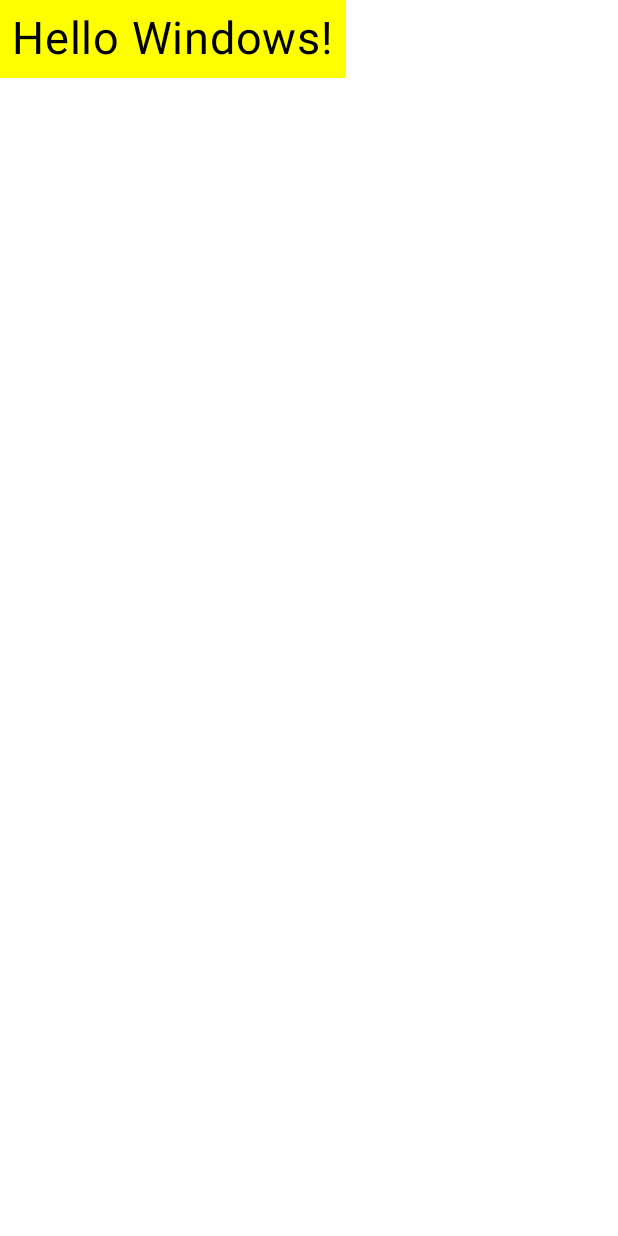
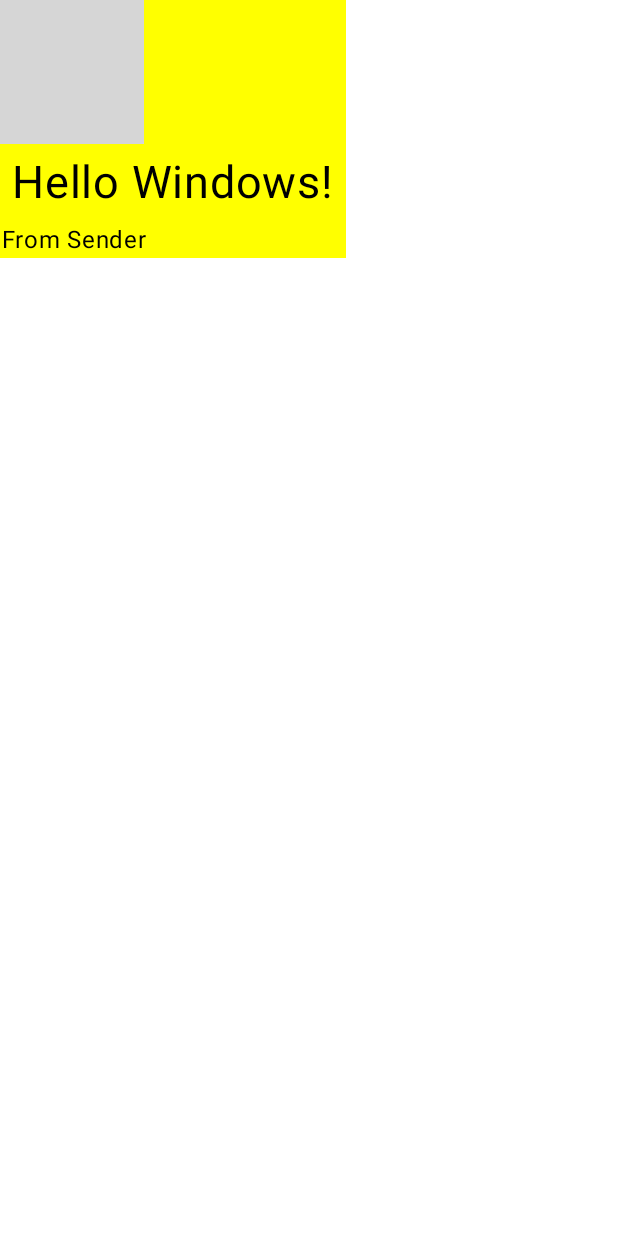
Before and after one commit to MalfinK/EmptyActivity, an Android app built with Jetpack Compose: the @Preview function GreetingPreview, on a phone screen of 412 x 824 dp. Run offline under Robolectric (Android 15) with nearby library versions, the phone set to English and light mode, and no system bars; grey boxes are pictures that could not be loaded.

Commit message:
Pert 1 tanpa Box

```diff
--- a/app/src/main/java/com/example/emptyactivity/MainActivity.kt
+++ b/app/src/main/java/com/example/emptyactivity/MainActivity.kt
@@ -3,6 +3,10 @@ package com.example.emptyactivity
 import android.os.Bundle
 import androidx.activity.ComponentActivity
 import androidx.activity.compose.setContent
+import androidx.compose.foundation.Image
+import androidx.compose.foundation.layout.Arrangement
+import androidx.compose.foundation.layout.Column
+import androidx.compose.foundation.layout.Row
 import androidx.compose.foundation.layout.fillMaxSize
 import androidx.compose.foundation.layout.padding
 import androidx.compose.material3.MaterialTheme
@@ -11,6 +15,8 @@ import androidx.compose.material3.Text
 import androidx.compose.runtime.Composable
 import androidx.compose.ui.Modifier
 import androidx.compose.ui.graphics.Color
+import androidx.compose.ui.res.painterResource
+import androidx.compose.ui.text.style.TextAlign
 import androidx.compose.ui.tooling.preview.Preview
 import androidx.compose.ui.unit.dp
 import androidx.compose.ui.unit.sp
@@ -20,21 +26,34 @@ class MainActivity : ComponentActivity() {
     override fun onCreate(savedInstanceState: Bundle?) {
         super.onCreate(savedInstanceState)
         setContent {
-            Greeting(name = "Saya")
+            Greeting(name = "Saya", "Pengirim")
         }
     }
 }
 
 @Composable
-fun Greeting(name: String, modifier: Modifier = Modifier) {
-    Surface (
+fun Greeting(name: String, from: String, modifier: Modifier = Modifier) {
+    val image = painterResource(R.drawable.nitro_wallpaper_01_3840x2400)
+   Surface(
        color = Color.Yellow
    ) {
+       Column(
+           verticalArrangement = Arrangement.Center
+       ) {
+           Image(
+               painter = image,
+               contentDescription = "Gambar"
+           )
            Text(
                text = "Hello $name!",
                fontSize = 30.sp,
                modifier = modifier.padding(8.dp)
            )
+           Text(
+               text = "From $from",
+               textAlign = TextAlign.Right
+           )
+       }
    }
 }
 
@@ -42,6 +61,6 @@ fun Greeting(name: String, modifier: Modifier = Modifier) {
 @Composable
 fun GreetingPreview() {
     EmptyActivityTheme {
-        Greeting("Windows")
+        Greeting("Windows", "Sender")
     }
 }
```
Also changed, not shown: 1 other file. Lines whose indentation alone changed are shown as unchanged.
